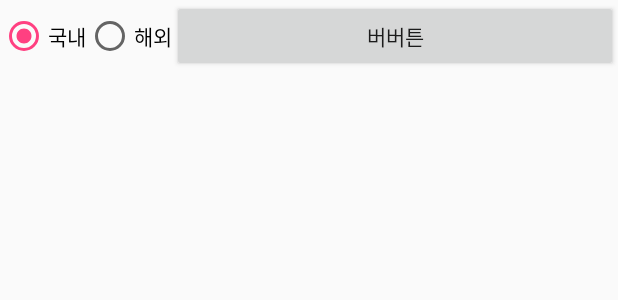
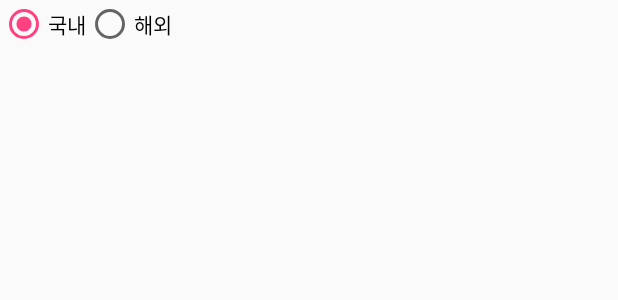
Before and after one commit to dhukim/Travel_Plan_Project, an Android app: the layout activity_main.xml on its own in the app's theme, with its tools: preview values and no code run, on a phone screen of 412 x 824 dp. Shown: the top 300 px of the screen. Run offline under Robolectric (Android 15) with nearby library versions, the phone set to English and light mode, and no system bars.

Commit message:
버튼삭제
테스트

```diff
--- a/app/src/main/res/layout/activity_main.xml
+++ b/app/src/main/res/layout/activity_main.xml
@@ -29,11 +29,6 @@
             android:text="@string/oversea"
             />
 
-        <Button
-            android:layout_width="wrap_content"
-            android:layout_height="wrap_content"
-            android:layout_weight="1"
-            android:text="버버튼" />
     </RadioGroup>
 
 </android.support.constraint.ConstraintLayout>
```
